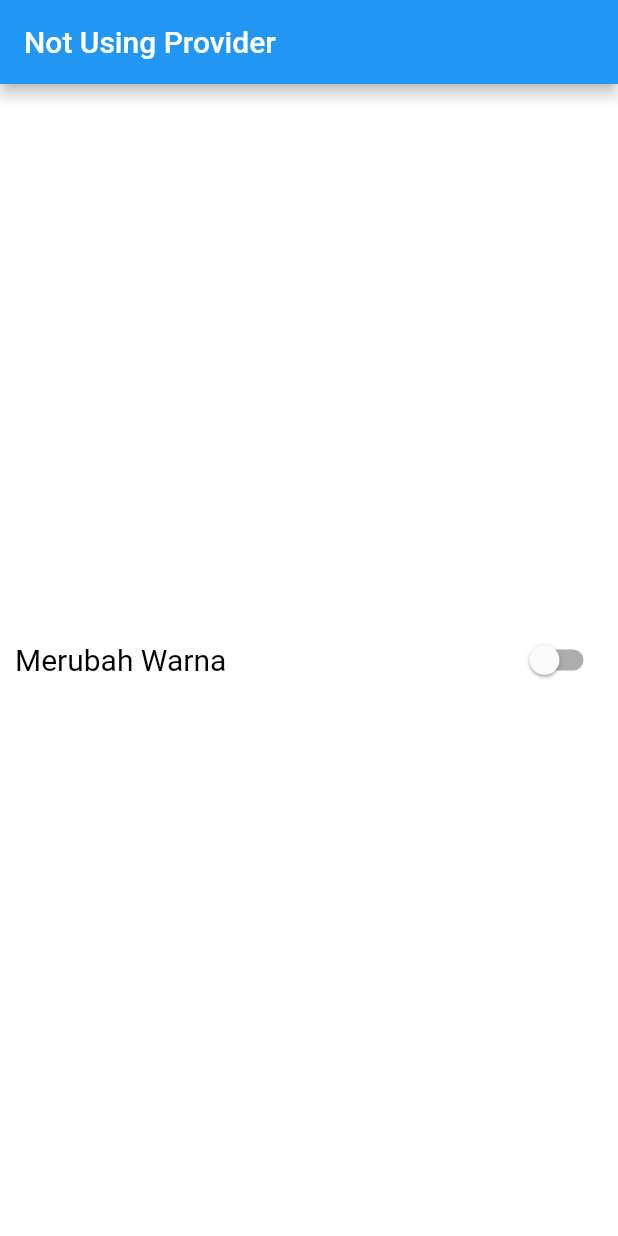
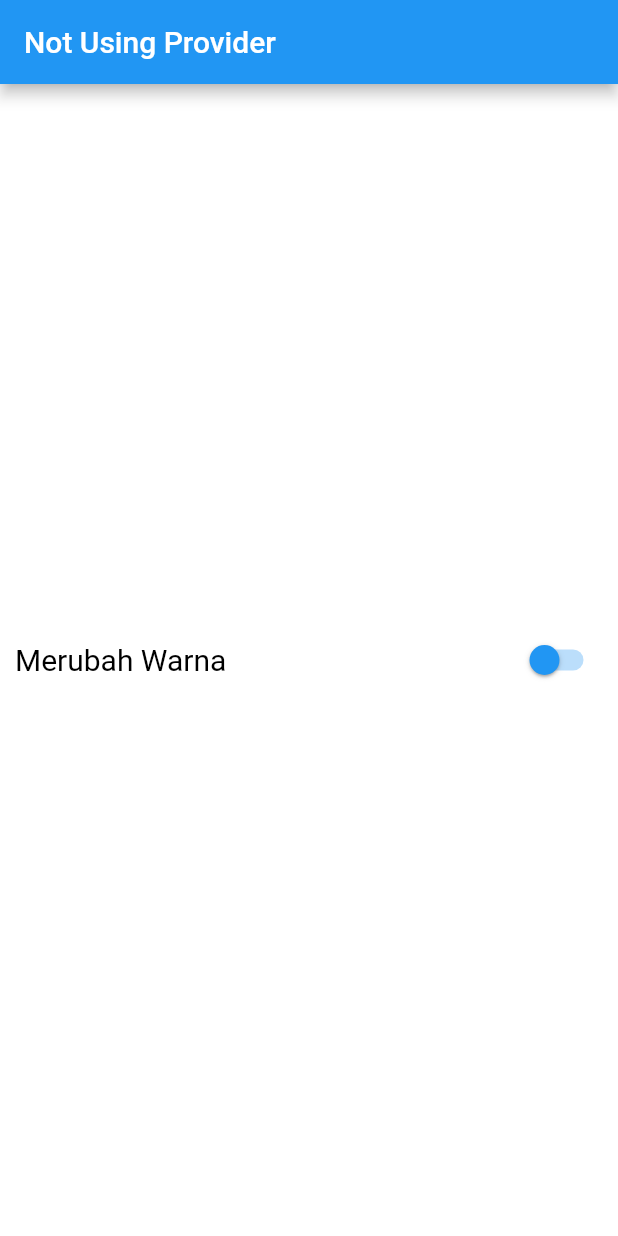
Before and after one commit to AlfianMRY/dart, a Flutter app: the screen it shows after launch, on a phone screen of 412 x 824 dp. Run offline on Flutter 3.47's test engine with Material 2 defaults, Android fonts, the phone set to English and light mode, and no system bars.

Commit message:
costum switch

```diff
--- a/lib/main.dart
+++ b/lib/main.dart
@@ -51,6 +51,9 @@ class _MyHomePageState extends State<MyHomePage> {
                   ),
                   Consumer<MerubahWarna>(
                     builder: (context, tema, _) => Switch(
+                        activeColor: Colors.green,
+                        inactiveThumbColor: Colors.blue,
+                        inactiveTrackColor: Colors.blue.shade100,
                         value: tema.isWarna,
                         onChanged: (value) {
                           tema.isWarna = value;
```
